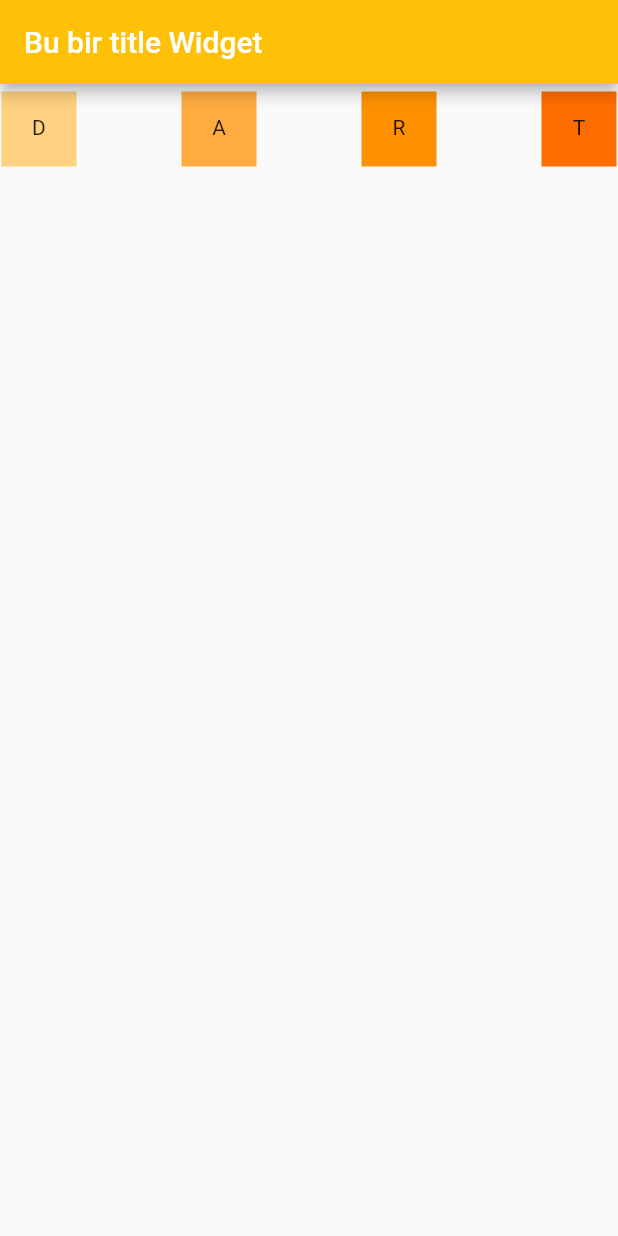
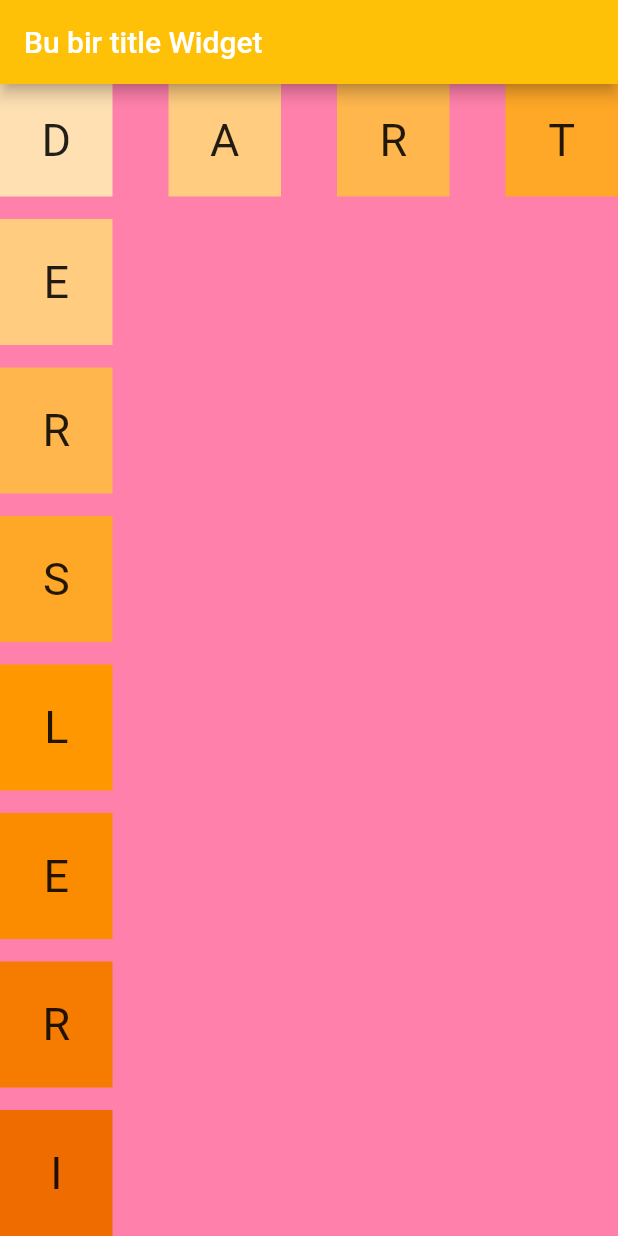
Before and after one commit to sinanfen/flutter_application_2, a Flutter app: the screen it shows after launch, on a phone screen of 412 x 824 dp. Run offline on Flutter 3.47's test engine with Material 2 defaults, Android fonts, the phone set to English and light mode, and no system bars.

Commit message:
expanded

```diff
--- a/lib/main.dart
+++ b/lib/main.dart
@@ -19,54 +19,210 @@ class MyApp extends StatelessWidget {
               backgroundColor: Colors.amber,
             ),
             body: Container(
-            child: Row(
-              mainAxisSize: MainAxisSize.max,
+              color: Colors.pinkAccent.shade100,
+              child: Column(
+                crossAxisAlignment: CrossAxisAlignment.start,
+                children: [
+                  dartRowOlustur(),
+                  Expanded(child: dersleriColumnOlustur())
+                ],
+              ),
+            )));
+  }
+
+  Column dersleriColumnOlustur() {
+    return Column(
+      mainAxisAlignment: MainAxisAlignment.spaceAround,
+      children: [
+        Expanded(
+          child: Container(
+            alignment: Alignment.center,
+            width: 75,
+            height: 75,
+            margin: EdgeInsets.only(top: 15),
+            color: Colors.orange.shade200,
+            child: Text(
+              'E',
+              style: TextStyle(fontSize: 30),
+            ),
+          ),
+        ),
+        Expanded(
+          child: Container(
+            alignment: Alignment.center,
+            width: 75,
+            height: 75,
+            margin: EdgeInsets.only(top: 15),
+            color: Colors.orange.shade300,
+            child: Text(
+              'R',
+              style: TextStyle(fontSize: 30),
+            ),
+          ),
+        ),
+        Expanded(
+          child: Container(
+            alignment: Alignment.center,
+            width: 75,
+            height: 75,
+            margin: EdgeInsets.only(top: 15),
+            color: Colors.orange.shade400,
+            child: Text(
+              'S',
+              style: TextStyle(fontSize: 30),
+            ),
+          ),
+        ),
+        Expanded(
+          child: Container(
+            alignment: Alignment.center,
+            width: 75,
+            height: 75,
+            margin: EdgeInsets.only(top: 15),
+            color: Colors.orange.shade500,
+            child: Text(
+              'L',
+              style: TextStyle(fontSize: 30),
+            ),
+          ),
+        ),
+        Expanded(
+          child: Container(
+            alignment: Alignment.center,
+            width: 75,
+            height: 75,
+            margin: EdgeInsets.only(top: 15),
+            color: Colors.orange.shade600,
+            child: Text(
+              'E',
+              style: TextStyle(fontSize: 30),
+            ),
+          ),
+        ),
+        Expanded(
+          child: Container(
+            alignment: Alignment.center,
+            width: 75,
+            height: 75,
+            margin: EdgeInsets.only(top: 15),
+            color: Colors.orange.shade700,
+            child: Text(
+              'R',
+              style: TextStyle(fontSize: 30),
+            ),
+          ),
+        ),
+        Expanded(
+          child: Container(
+            alignment: Alignment.center,
+            width: 75,
+            height: 75,
+            margin: EdgeInsets.only(top: 15),
+            color: Colors.orange.shade800,
+            child: Text(
+              'I',
+              style: TextStyle(fontSize: 30),
+            ),
+          ),
+        )
+      ],
+    );
+  }
+
+  Row dartRowOlustur() {
+    return Row(
       mainAxisAlignment: MainAxisAlignment.spaceBetween,
       children: [
         Container(
-                  color: Colors.orangeAccent.shade100,
-                  width: 50,
-                  height: 50,
-                  margin: EdgeInsets.fromLTRB(1, 5, 1, 5),
-                  padding: EdgeInsets.all(16),
+          alignment: Alignment.center,
+          width: 75,
+          height: 75,
+          color: Colors.orange.shade100,
           child: Text(
             'D',
-                    textAlign: TextAlign.center,
+            style: TextStyle(fontSize: 30),
           ),
         ),
         Container(
-                    color: Colors.orangeAccent.shade200,
-                    width: 50,
-                    height: 50,
-                    margin: EdgeInsets.fromLTRB(1, 5, 1, 5),
-                    padding: EdgeInsets.all(16),
+          alignment: Alignment.center,
+          width: 75,
+          height: 75,
+          color: Colors.orange.shade200,
           child: Text(
             'A',
-                      textAlign: TextAlign.center,
-                    )),
+            style: TextStyle(fontSize: 30),
+          ),
+        ),
         Container(
-                    color: Colors.orangeAccent.shade400,
-                    width: 50,
-                    height: 50,
-                    margin: EdgeInsets.fromLTRB(1, 5, 1, 5),
-                    padding: EdgeInsets.all(16),
+          alignment: Alignment.center,
+          width: 75,
+          height: 75,
+          color: Colors.orange.shade300,
           child: Text(
             'R',
-                      textAlign: TextAlign.center,
-                    )),
+            style: TextStyle(fontSize: 30),
+          ),
+        ),
         Container(
-                    color: Colors.orangeAccent.shade700,
-                    width: 50,
-                    height: 50,
-                    margin: EdgeInsets.fromLTRB(1, 5, 1, 5),
-                    padding: EdgeInsets.all(16),
+          alignment: Alignment.center,
+          width: 75,
+          height: 75,
+          color: Colors.orange.shade400,
           child: Text(
             'T',
-                      textAlign: TextAlign.center,
-                    )),
+            style: TextStyle(fontSize: 30),
+          ),
+        )
       ],
-            ),
-          ),
-        ));
+    );
   }
 }
+
+          //   child: Row(
+          //     mainAxisSize: MainAxisSize.max,
+          //     mainAxisAlignment: MainAxisAlignment.spaceBetween,
+          //     children: [
+          //       Container(
+          //         color: Colors.orangeAccent.shade100,
+          //         width: 50,
+          //         height: 50,
+          //         margin: EdgeInsets.fromLTRB(1, 5, 1, 5),
+          //         padding: EdgeInsets.all(16),
+          //         child: Text(
+          //           'D',
+          //           textAlign: TextAlign.center,
+          //         ),
+          //       ),
+          //       Container(
+          //           color: Colors.orangeAccent.shade200,
+          //           width: 50,
+          //           height: 50,
+          //           margin: EdgeInsets.fromLTRB(1, 5, 1, 5),
+          //           padding: EdgeInsets.all(16),
+          //           child: Text(
+          //             'A',
+          //             textAlign: TextAlign.center,
+          //           )),
+          //       Container(
+          //           color: Colors.orangeAccent.shade400,
+          //           width: 50,
+          //           height: 50,
+          //           margin: EdgeInsets.fromLTRB(1, 5, 1, 5),
+          //           padding: EdgeInsets.all(16),
+          //           child: Text(
+          //             'R',
+          //             textAlign: TextAlign.center,
+          //           )),
+          //       Container(
+          //           color: Colors.orangeAccent.shade700,
+          //           width: 50,
+          //           height: 50,
+          //           margin: EdgeInsets.fromLTRB(1, 5, 1, 5),
+          //           padding: EdgeInsets.all(16),
+          //           child: Text(
+          //             'T',
+          //             textAlign: TextAlign.center,
+          //           )),
+          //     ],
+          //   ),
+          // ),
```
Lines whose indentation alone changed are shown as unchanged.
